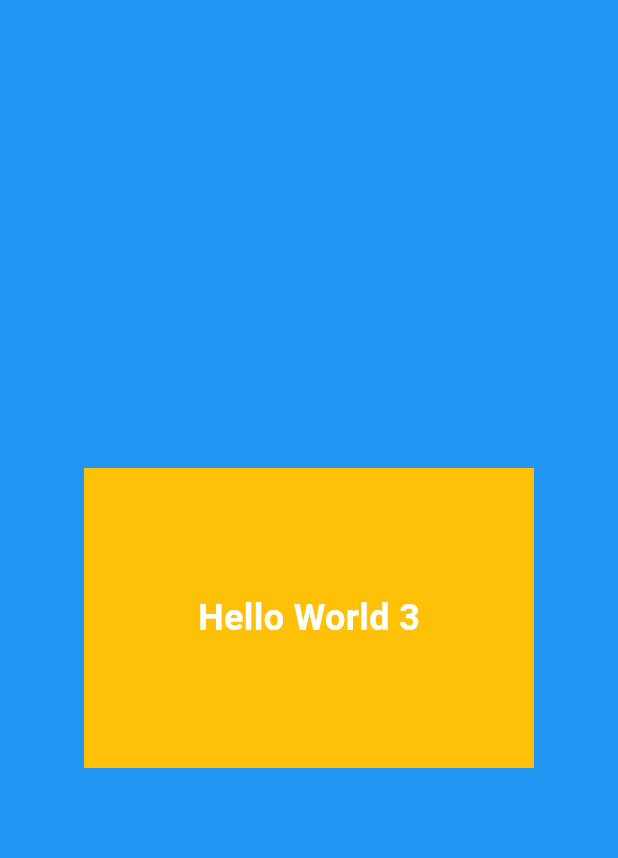
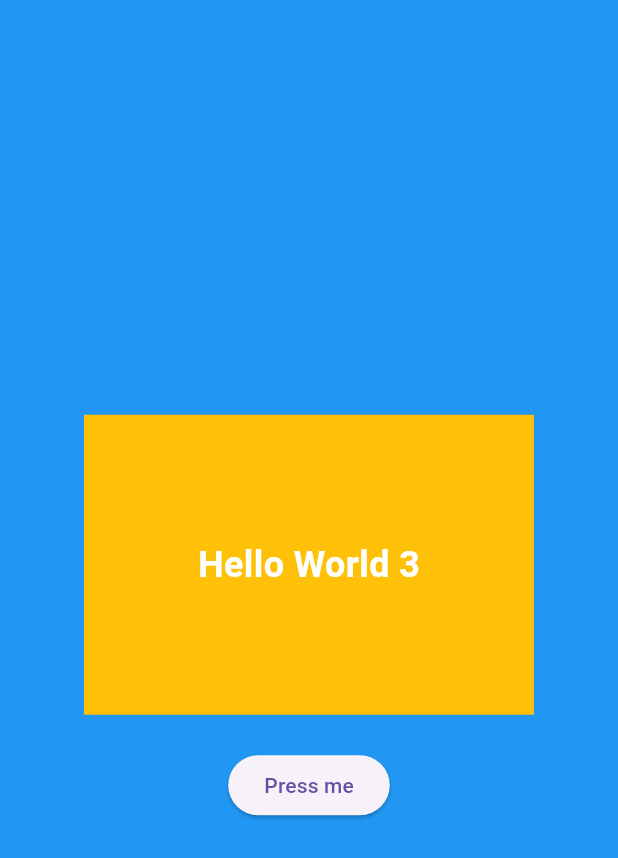
Before and after one commit to lahteefmitco/sample_git_hub_page, a Flutter app: the screen it shows after launch, on a phone screen of 412 x 824 dp. Shown: the top 858 px of the screen. Run offline on Flutter 3.47's test engine with Material 3 defaults, Android fonts, the phone set to English and light mode, and no system bars.

Commit message:
added button

```diff
--- a/lib/main.dart
+++ b/lib/main.dart
@@ -13,7 +13,10 @@ class MainApp extends StatelessWidget {
       home: Scaffold(
         backgroundColor: Colors.blue,
         body: Center(
-          child: Container(
+          child: Column(
+            mainAxisAlignment: MainAxisAlignment.center,
+            children: [
+              Container(
                 alignment: Alignment.center,
                 height: 200,
                 width: 300,
@@ -30,6 +33,10 @@ class MainApp extends StatelessWidget {
                   ),
                 ),
               ),
+              const SizedBox(height: 23),
+              ElevatedButton(onPressed: () {}, child: Text("Press me")),
+            ],
+          ),
         ),
       ),
     );
```
Lines whose indentation alone changed are shown as unchanged.
